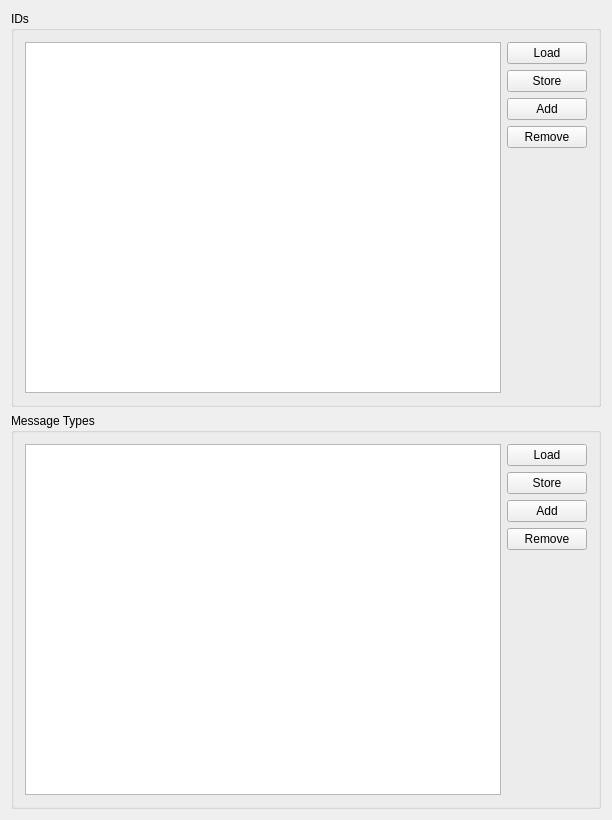
Qt form R_Visualizer/MessageConfig/ui/messageconfig.ui (NeverKnewTheName/R_Visualizer) before a commit.
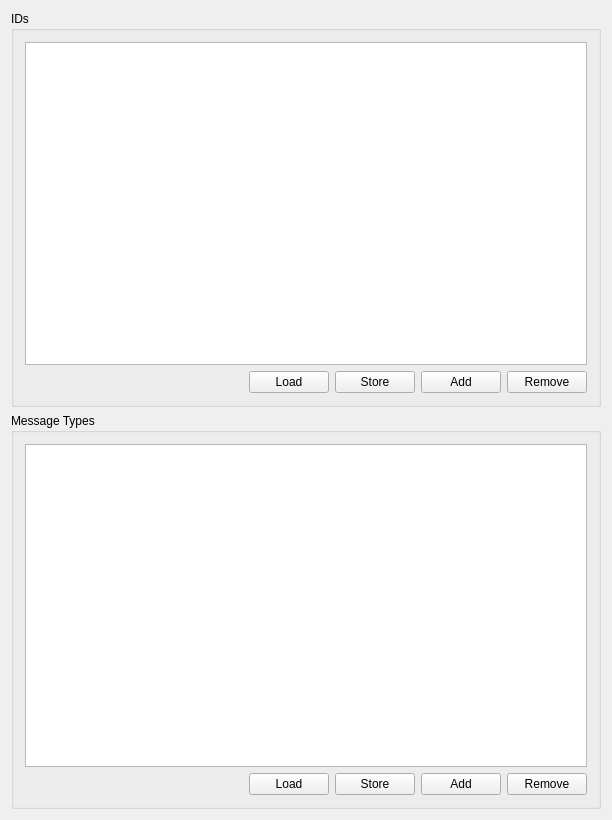
The same form after that commit.

Diff of the .ui file:
```diff
--- a/R_Visualizer/MessageConfig/ui/messageconfig.ui
+++ b/R_Visualizer/MessageConfig/ui/messageconfig.ui
@@ -26,7 +26,7 @@
       <string>IDs</string>
      </property>
      <layout class="QGridLayout" name="gridLayout_4">
-      <item row="1" column="1">
+      <item row="5" column="2">
        <widget class="QPushButton" name="idStoreBtn">
         <property name="toolTip">
          <string>Save the current ID configuration (*.json) to a file</string>
@@ -36,7 +36,7 @@
         </property>
        </widget>
       </item>
-      <item row="3" column="1">
+      <item row="5" column="4">
        <widget class="QPushButton" name="idRmvBtn">
         <property name="toolTip">
          <string>Remove the selected entry from the current ID configuration.</string>
@@ -46,23 +46,7 @@
         </property>
        </widget>
       </item>
-      <item row="4" column="1" rowspan="2">
-       <spacer name="verticalSpacer">
-        <property name="orientation">
-         <enum>Qt::Vertical</enum>
-        </property>
-        <property name="sizeType">
-         <enum>QSizePolicy::Minimum</enum>
-        </property>
-        <property name="sizeHint" stdset="0">
-         <size>
-          <width>20</width>
-          <height>10</height>
-         </size>
-        </property>
-       </spacer>
-      </item>
-      <item row="0" column="1">
+      <item row="5" column="1">
        <widget class="QPushButton" name="idLoadBtn">
         <property name="toolTip">
          <string>Load an ID configuration (*.json)</string>
@@ -72,14 +56,20 @@
         </property>
        </widget>
       </item>
-      <item row="0" column="0" rowspan="6">
-       <widget class="QTableView" name="idTableView">
-        <property name="toolTip">
-         <string>&lt;html&gt;&lt;head/&gt;&lt;body&gt;&lt;p&gt;ID configuration browser which shows all currently available IDs and their parsing configuration.&lt;/p&gt;&lt;p&gt;Either load a whole ID configuration with the Load button or Add/Remove  IDs to the current configuration. &lt;/p&gt;&lt;p&gt;The current configuration can be saved (*.json) with the store button.&lt;/p&gt;&lt;/body&gt;&lt;/html&gt;</string>
+      <item row="5" column="0">
+       <spacer name="horizontalSpacer">
+        <property name="orientation">
+         <enum>Qt::Horizontal</enum>
         </property>
-       </widget>
+        <property name="sizeHint" stdset="0">
+         <size>
+          <width>40</width>
+          <height>20</height>
+         </size>
+        </property>
+       </spacer>
       </item>
-      <item row="2" column="1">
+      <item row="5" column="3">
        <widget class="QPushButton" name="idAddBtn">
         <property name="toolTip">
          <string>&lt;html&gt;&lt;head/&gt;&lt;body&gt;&lt;p&gt;Add a new ID configuration entry to the current ID configuration. The ID configuration tool is called.&lt;/p&gt;&lt;p&gt;The new entry will be appended to the list.&lt;/p&gt;&lt;/body&gt;&lt;/html&gt;</string>
@@ -89,6 +79,13 @@
         </property>
        </widget>
       </item>
+      <item row="0" column="0" rowspan="5" colspan="5">
+       <widget class="QTableView" name="idTableView">
+        <property name="toolTip">
+         <string>&lt;html&gt;&lt;head/&gt;&lt;body&gt;&lt;p&gt;ID configuration browser which shows all currently available IDs and their parsing configuration.&lt;/p&gt;&lt;p&gt;Either load a whole ID configuration with the Load button or Add/Remove  IDs to the current configuration. &lt;/p&gt;&lt;p&gt;The current configuration can be saved (*.json) with the store button.&lt;/p&gt;&lt;/body&gt;&lt;/html&gt;</string>
+        </property>
+       </widget>
+      </item>
      </layout>
     </widget>
    </item>
@@ -104,27 +101,7 @@
       <string>Message Types</string>
      </property>
      <layout class="QGridLayout" name="gridLayout_5">
-      <item row="1" column="1">
-       <widget class="QPushButton" name="msgTypeStoreBtn">
-        <property name="toolTip">
-         <string>Save the current Message Type configuration (*.json) to a file</string>
-        </property>
-        <property name="text">
-         <string>Store</string>
-        </property>
-       </widget>
-      </item>
-      <item row="2" column="1">
-       <widget class="QPushButton" name="msgTypeAddBtn">
-        <property name="toolTip">
-         <string>&lt;html&gt;&lt;head/&gt;&lt;body&gt;&lt;p&gt;Add a new Message Type configuration entry to the current Message Type configuration. The Message Type configuration tool is called&lt;/p&gt;&lt;p&gt;The new entry will be appended to the list.&lt;/p&gt;&lt;/body&gt;&lt;/html&gt;</string>
-        </property>
-        <property name="text">
-         <string>Add</string>
-        </property>
-       </widget>
-      </item>
-      <item row="0" column="1">
+      <item row="5" column="1">
        <widget class="QPushButton" name="msgTypeLoadBtn">
         <property name="toolTip">
          <string>Load an Message Type configuration (*.json)</string>
@@ -134,7 +111,27 @@
         </property>
        </widget>
       </item>
-      <item row="3" column="1">
+      <item row="5" column="3">
+       <widget class="QPushButton" name="msgTypeAddBtn">
+        <property name="toolTip">
+         <string>&lt;html&gt;&lt;head/&gt;&lt;body&gt;&lt;p&gt;Add a new Message Type configuration entry to the current Message Type configuration. The Message Type configuration tool is called&lt;/p&gt;&lt;p&gt;The new entry will be appended to the list.&lt;/p&gt;&lt;/body&gt;&lt;/html&gt;</string>
+        </property>
+        <property name="text">
+         <string>Add</string>
+        </property>
+       </widget>
+      </item>
+      <item row="5" column="2">
+       <widget class="QPushButton" name="msgTypeStoreBtn">
+        <property name="toolTip">
+         <string>Save the current Message Type configuration (*.json) to a file</string>
+        </property>
+        <property name="text">
+         <string>Store</string>
+        </property>
+       </widget>
+      </item>
+      <item row="5" column="4">
        <widget class="QPushButton" name="msgTypeRmvBtn">
         <property name="toolTip">
          <string>Remove the selected entry from the current Message Type configuration.</string>
@@ -144,29 +141,26 @@
         </property>
        </widget>
       </item>
-      <item row="0" column="0" rowspan="6">
+      <item row="5" column="0">
+       <spacer name="horizontalSpacer_2">
+        <property name="orientation">
+         <enum>Qt::Horizontal</enum>
+        </property>
+        <property name="sizeHint" stdset="0">
+         <size>
+          <width>40</width>
+          <height>20</height>
+         </size>
+        </property>
+       </spacer>
+      </item>
+      <item row="0" column="0" rowspan="5" colspan="5">
        <widget class="QTableView" name="msgTypeTableView">
         <property name="toolTip">
          <string>&lt;html&gt;&lt;head/&gt;&lt;body&gt;&lt;p&gt;Message Type configuration browser which shows all currently available Message Types and their parsing configuration.&lt;/p&gt;&lt;p&gt;Either load a whole Message Type configuration with the Load button or Add/Remove Message Types to the current configuration. &lt;/p&gt;&lt;p&gt;The current configuration can be saved (*.json) with the store button.&lt;/p&gt;&lt;/body&gt;&lt;/html&gt;</string>
         </property>
        </widget>
       </item>
-      <item row="4" column="1" rowspan="2">
-       <spacer name="verticalSpacer_2">
-        <property name="orientation">
-         <enum>Qt::Vertical</enum>
-        </property>
-        <property name="sizeType">
-         <enum>QSizePolicy::Minimum</enum>
-        </property>
-        <property name="sizeHint" stdset="0">
-         <size>
-          <width>20</width>
-          <height>27</height>
-         </size>
-        </property>
-       </spacer>
-      </item>
      </layout>
     </widget>
    </item>
```
